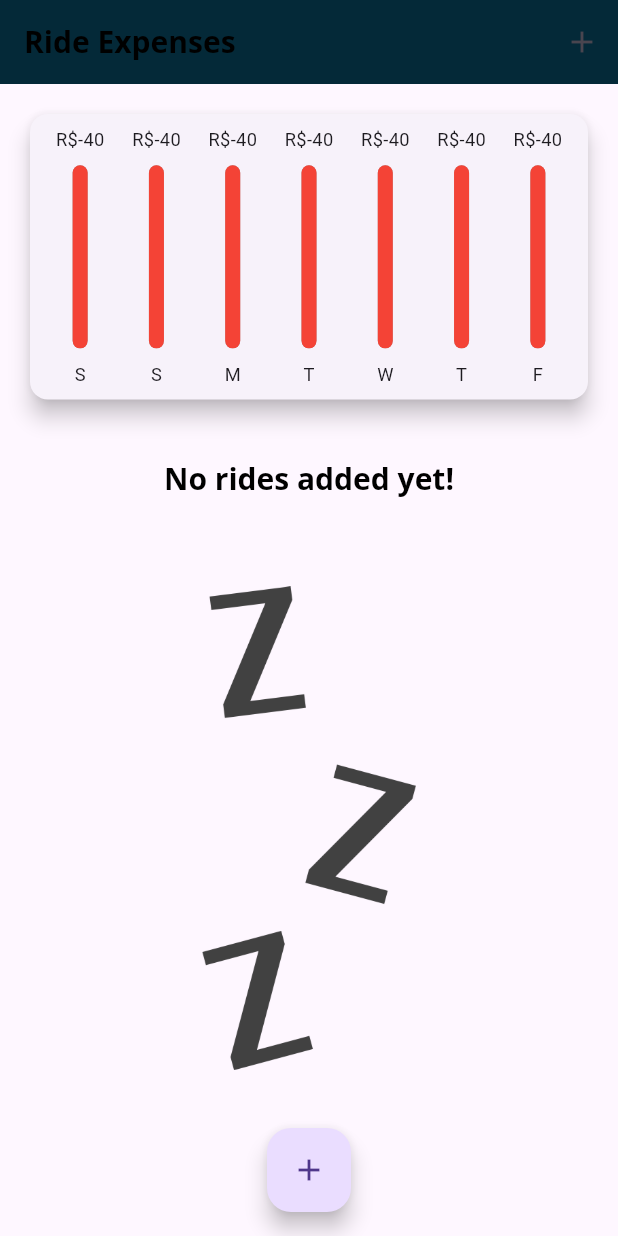
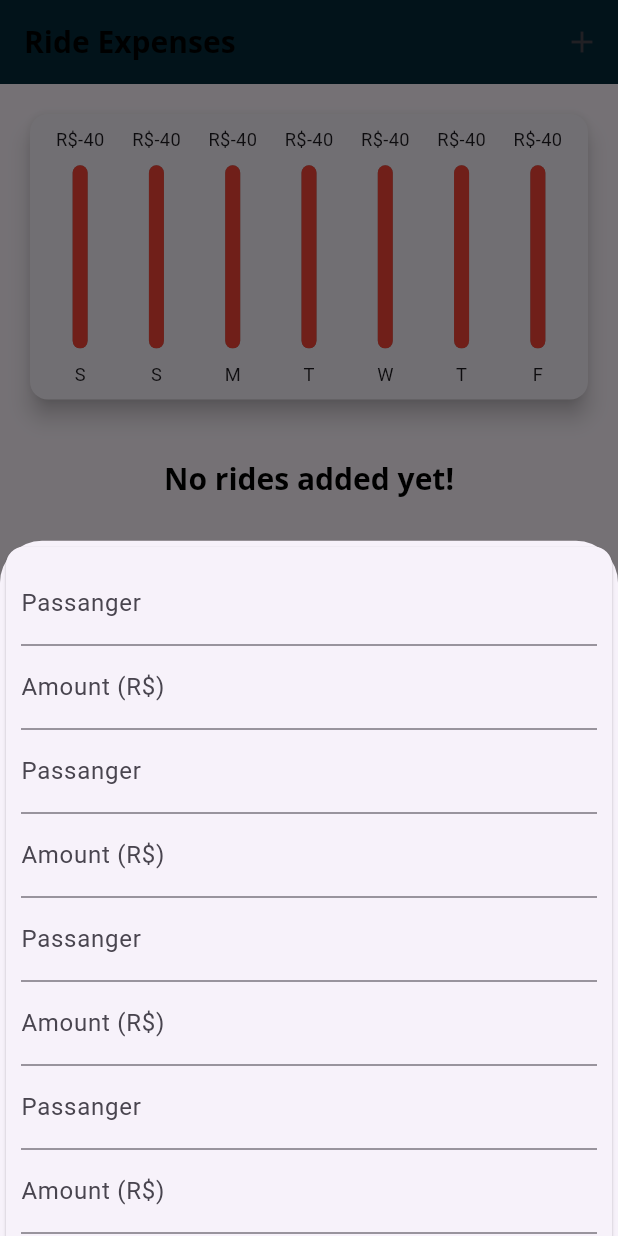
Before and after one commit to ArturMota19/flutterMaestry, a Flutter app: the screen it shows after launch, after a tap on the "add" icon, on a phone screen of 412 x 824 dp. Run offline on Flutter 3.47's test engine with Material 3 defaults, Android fonts, the phone set to English and light mode, and no system bars.

Commit message:
31: Add form responsive and new button to landscape

```diff
--- a/expenses/lib/components/rides_form.dart
+++ b/expenses/lib/components/rides_form.dart
@@ -67,7 +67,12 @@ class _RidesFormState extends State<RidesForm> {
       child: SingleChildScrollView(
         child: Card(
                 child: Padding(
-                  padding: const EdgeInsets.all(10.0),
+                  padding: EdgeInsets.only(
+                    top: 10.0,
+                    left: 10.0,
+                    right: 10.0,
+                    bottom: 10.0 + MediaQuery.of(context).viewInsets.bottom,
+                  ),
                   child: Column(
                     children: [
                       TextField(
--- a/expenses/lib/main.dart
+++ b/expenses/lib/main.dart
@@ -143,10 +143,22 @@ class _MyHomePageState extends State<MyHomePage> {
 
           ),
         actions: <Widget>[
+          if(isLandscape)
+            IconButton(
+              icon: Icon(_showChart ? Icons.list : Icons.show_chart),
+              onPressed: () {
+                setState(() {
+                  _showChart = !_showChart;
+                });
+              },
+            ),
           IconButton(
             icon: const Icon(Icons.add),
-            onPressed: () {},
+            onPressed: () {
+              _openRideModal(context);
+            },
           ),
+
         ],
       );
 
@@ -157,22 +169,8 @@ class _MyHomePageState extends State<MyHomePage> {
       appBar: appBar,
       body: SingleChildScrollView(
         child: Column(
+          crossAxisAlignment: CrossAxisAlignment.stretch,
           children: <Widget>[
-            Container(
-              child: isLandscape
-                ? Row(
-                    mainAxisAlignment: MainAxisAlignment.center,
-                    children: [
-                      Text('Show Chart'),
-                      Switch(value: _showChart, onChanged: (value){
-                        setState(() {
-                          _showChart = value;
-                        });
-                      }),
-                    ],
-                  )
-                : null,
-            ),
             if(_showChart || !isLandscape)
             Container(
               height: isLandscape ? availableHeight * 0.7 : availableHeight * 0.3,
```
